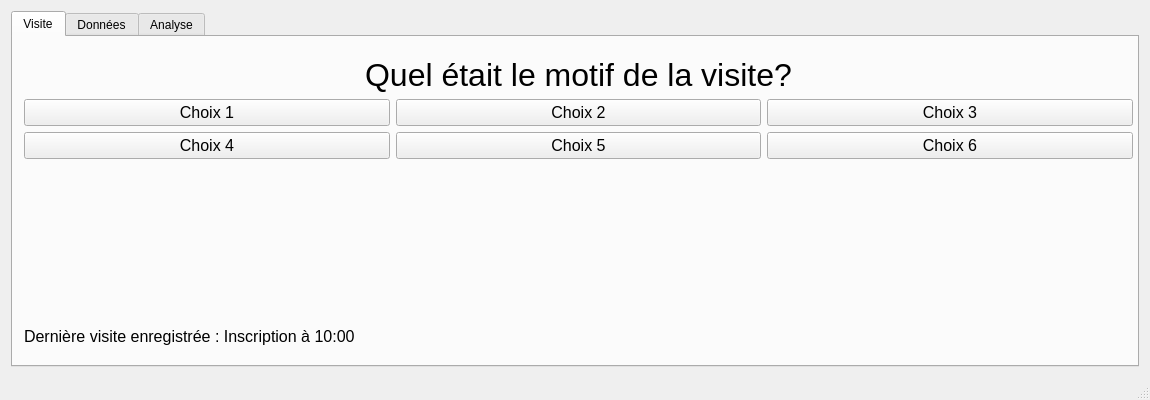
Qt form mainwindow.ui (david-dasilva/abcSurvey) before a commit.
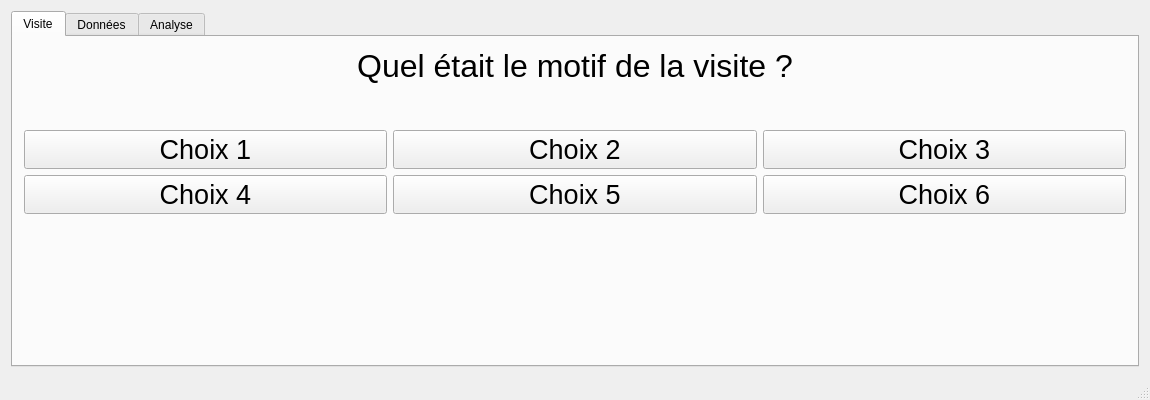
The same form after that commit.

Commit message: refonte de la tab Visites

Patch:
```diff
--- a/mainwindow.ui
+++ b/mainwindow.ui
@@ -20,8 +20,8 @@
    <string>Sondage Abc</string>
   </property>
   <widget class="QWidget" name="centralWidget">
-   <layout class="QVBoxLayout" name="verticalLayout_3">
-    <item>
+   <layout class="QGridLayout" name="gridLayout_4">
+    <item row="0" column="0">
      <widget class="QTabWidget" name="tabWidget">
       <property name="sizePolicy">
        <sizepolicy hsizetype="Expanding" vsizetype="Expanding">
@@ -33,40 +33,21 @@
        <number>0</number>
       </property>
       <widget class="QWidget" name="tabRecord">
-       <property name="sizePolicy">
-        <sizepolicy hsizetype="Expanding" vsizetype="Expanding">
-         <horstretch>100</horstretch>
-         <verstretch>100</verstretch>
-        </sizepolicy>
-       </property>
        <attribute name="title">
         <string>Visite</string>
        </attribute>
-       <widget class="QWidget" name="verticalLayoutWidget">
-        <property name="geometry">
-         <rect>
-          <x>0</x>
-          <y>9</y>
-          <width>1131</width>
-          <height>311</height>
-         </rect>
-        </property>
+       <layout class="QGridLayout" name="gridLayout_5">
+        <item row="0" column="1">
         <layout class="QVBoxLayout" name="verticalLayout">
          <item>
           <widget class="QLabel" name="titleTab1">
-           <property name="sizePolicy">
-            <sizepolicy hsizetype="Expanding" vsizetype="Fixed">
-             <horstretch>0</horstretch>
-             <verstretch>0</verstretch>
-            </sizepolicy>
-           </property>
            <property name="font">
             <font>
              <pointsize>24</pointsize>
             </font>
            </property>
            <property name="text">
-            <string>Quel était le motif de la visite?</string>
+             <string>Quel était le motif de la visite ?</string>
            </property>
            <property name="alignment">
             <set>Qt::AlignCenter</set>
@@ -74,33 +55,37 @@
           </widget>
          </item>
          <item>
-          <layout class="QHBoxLayout" name="horizontalLayout1">
+           <spacer name="verticalSpacer_2">
+            <property name="orientation">
+             <enum>Qt::Vertical</enum>
+            </property>
+            <property name="sizeHint" stdset="0">
+             <size>
+              <width>20</width>
+              <height>40</height>
+             </size>
+            </property>
+           </spacer>
+          </item>
            <item>
+           <layout class="QGridLayout" name="gridLayout_6">
+            <item row="1" column="0">
             <widget class="QPushButton" name="choix1">
              <property name="font">
               <font>
-               <pointsize>12</pointsize>
+                <pointsize>20</pointsize>
               </font>
              </property>
              <property name="text">
               <string>Choix 1</string>
              </property>
-             <property name="autoDefault">
-              <bool>false</bool>
-             </property>
-             <property name="default">
-              <bool>false</bool>
-             </property>
-             <property name="flat">
-              <bool>false</bool>
-             </property>
-            </widget>
-           </item>
-           <item>
+             </widget>
+            </item>
+            <item row="1" column="1">
             <widget class="QPushButton" name="choix2">
              <property name="font">
               <font>
-               <pointsize>12</pointsize>
+                <pointsize>20</pointsize>
               </font>
              </property>
              <property name="text">
@@ -108,11 +93,23 @@
              </property>
             </widget>
            </item>
-           <item>
+            <item row="2" column="2">
+             <widget class="QPushButton" name="choix6">
+              <property name="font">
+               <font>
+                <pointsize>20</pointsize>
+               </font>
+              </property>
+              <property name="text">
+               <string>Choix 6</string>
+              </property>
+             </widget>
+            </item>
+            <item row="1" column="2">
             <widget class="QPushButton" name="choix3">
              <property name="font">
               <font>
-               <pointsize>12</pointsize>
+                <pointsize>20</pointsize>
               </font>
              </property>
              <property name="text">
@@ -120,15 +117,11 @@
              </property>
             </widget>
            </item>
-          </layout>
-         </item>
-         <item>
-          <layout class="QHBoxLayout" name="horizontalLayout2">
-           <item>
+            <item row="2" column="0">
             <widget class="QPushButton" name="choix4">
              <property name="font">
               <font>
-               <pointsize>12</pointsize>
+                <pointsize>20</pointsize>
               </font>
              </property>
              <property name="text">
@@ -136,11 +129,11 @@
              </property>
             </widget>
            </item>
-           <item>
+            <item row="2" column="1">
             <widget class="QPushButton" name="choix5">
              <property name="font">
               <font>
-               <pointsize>12</pointsize>
+                <pointsize>20</pointsize>
               </font>
              </property>
              <property name="text">
@@ -148,21 +141,11 @@
              </property>
             </widget>
            </item>
-           <item>
-            <widget class="QPushButton" name="choix6">
-             <property name="font">
-              <font>
-               <pointsize>12</pointsize>
-              </font>
-             </property>
-             <property name="text">
-              <string>Choix 6</string>
-             </property>
-            </widget>
+           </layout>
            </item>
           </layout>
          </item>
-         <item>
+        <item row="1" column="1">
           <spacer name="verticalSpacer">
            <property name="orientation">
             <enum>Qt::Vertical</enum>
@@ -175,20 +158,7 @@
            </property>
           </spacer>
          </item>
-         <item>
-          <widget class="QLabel" name="resultLabel">
-           <property name="font">
-            <font>
-             <pointsize>12</pointsize>
-            </font>
-           </property>
-           <property name="text">
-            <string>Dernière visite enregistrée : Inscription à 10:00</string>
-           </property>
-          </widget>
-         </item>
-        </layout>
-       </widget>
+       </layout>
       </widget>
       <widget class="QWidget" name="tabData">
        <attribute name="title">
```
Left out of the diff: 2 changed lines with no effect on the pictures. Lines whose indentation alone changed are shown as unchanged. The commit also changes 2 other files.
